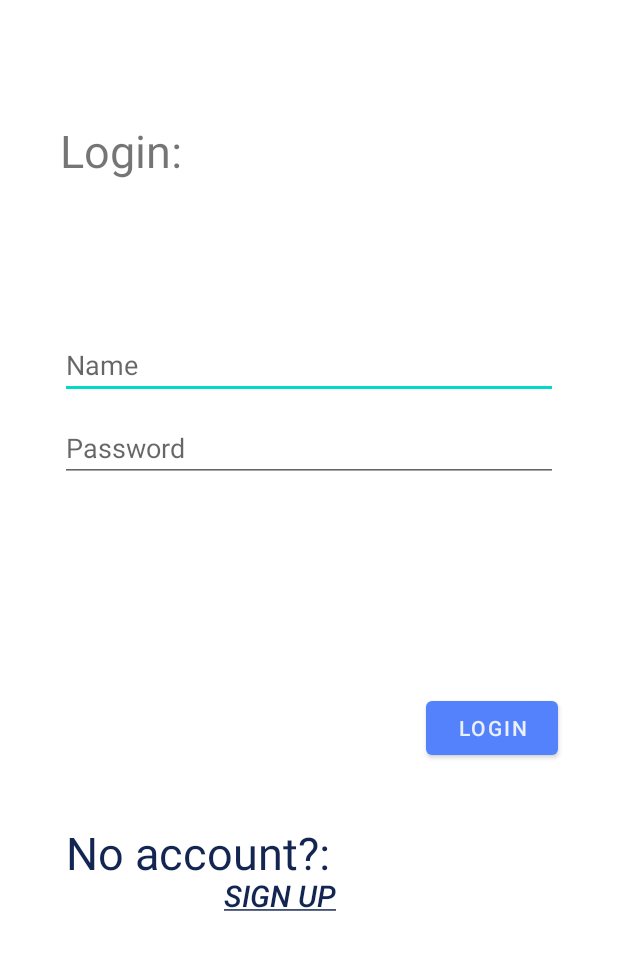
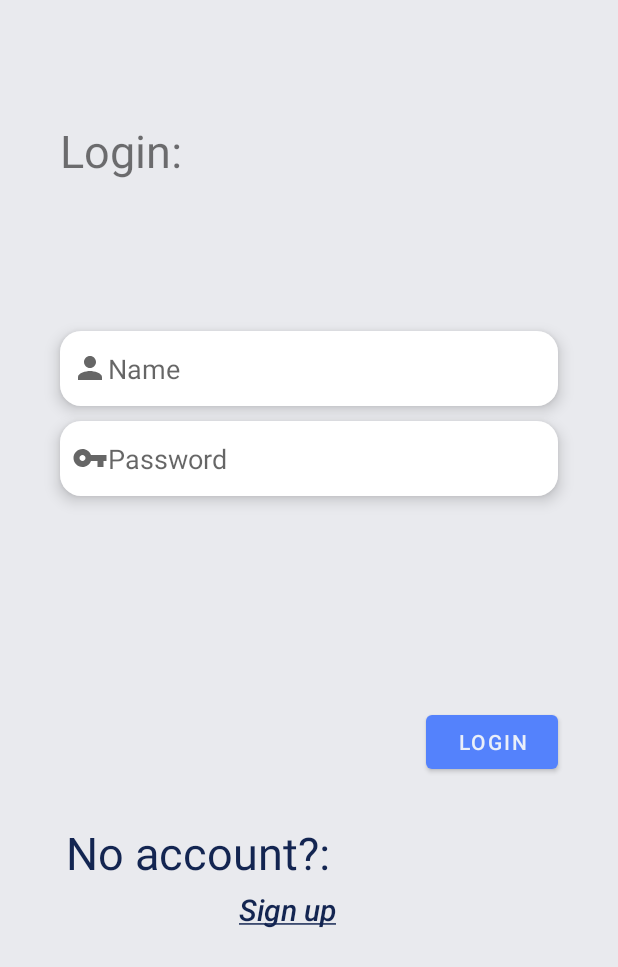
Before and after one commit to rexode/PartyApp, an Android app: the layout login_layout.xml on its own in the app's theme, with its tools: preview values and no code run, on a phone screen of 412 x 824 dp. Shown: the top 967 px of the screen. Run offline under Robolectric (Android 15) with nearby library versions, the phone set to English and light mode, and no system bars.

Commit message:
shadow textedit

```diff
--- a/app/src/main/java/com/example/partyapp/MainActivity.kt
+++ b/app/src/main/java/com/example/partyapp/MainActivity.kt
@@ -6,6 +6,6 @@ import android.os.Bundle
 class MainActivity : AppCompatActivity() {
     override fun onCreate(savedInstanceState: Bundle?) {
         super.onCreate(savedInstanceState)
-        setContentView(R.layout.party_layout)
+        setContentView(R.layout.login_layout)
     }
 }
--- /dev/null
+++ b/app/src/main/res/drawable/edittext_background.xml
@@ -0,0 +1,9 @@
+<?xml version="1.0" encoding="utf-8"?>
+
+<shape android:shape="rectangle" xmlns:android="http://schemas.android.com/apk/res/android">
+
+    <corners android:radius="14dp"/>
+    <solid android:color="@color/white"/>
+    <size android:height="50dp"/>
+
+</shape>
--- /dev/null
+++ b/app/src/main/res/drawable/ic_key.xml
@@ -0,0 +1,10 @@
+<vector xmlns:android="http://schemas.android.com/apk/res/android"
+    android:width="24dp"
+    android:height="24dp"
+    android:viewportWidth="24"
+    android:viewportHeight="24"
+    android:tint="?attr/colorControlNormal">
+  <path
+      android:fillColor="@android:color/white"
+      android:pathData="M12.65,10C11.83,7.67 9.61,6 7,6c-3.31,0 -6,2.69 -6,6s2.69,6 6,6c2.61,0 4.83,-1.67 5.65,-4H17v4h4v-4h2v-4H12.65zM7,14c-1.1,0 -2,-0.9 -2,-2s0.9,-2 2,-2 2,0.9 2,2 -0.9,2 -2,2z"/>
+</vector>
--- /dev/null
+++ b/app/src/main/res/drawable/ic_person.xml
@@ -0,0 +1,10 @@
+<vector xmlns:android="http://schemas.android.com/apk/res/android"
+    android:width="24dp"
+    android:height="24dp"
+    android:viewportWidth="24"
+    android:viewportHeight="24"
+    android:tint="?attr/colorControlNormal">
+  <path
+      android:fillColor="@android:color/white"
+      android:pathData="M12,12c2.21,0 4,-1.79 4,-4s-1.79,-4 -4,-4 -4,1.79 -4,4 1.79,4 4,4zM12,14c-2.67,0 -8,1.34 -8,4v2h16v-2c0,-2.66 -5.33,-4 -8,-4z"/>
+</vector>
--- a/app/src/main/res/layout/login_layout.xml
+++ b/app/src/main/res/layout/login_layout.xml
@@ -12,7 +12,8 @@ if no account -> click on signup
     xmlns:app="http://schemas.android.com/apk/res-auto"
     xmlns:tools="http://schemas.android.com/tools"
     android:layout_width="match_parent"
-    android:layout_height="match_parent">
+    android:layout_height="match_parent"
+    android:background="@color/m_light_grey">
 
 
     <TextView
@@ -27,6 +28,11 @@ if no account -> click on signup
         app:layout_constraintTop_toTopOf="parent"/>
 
     <EditText
+        android:elevation="6dp"
+        android:drawableStart="@drawable/ic_person"
+        android:padding="8dp"
+        android:background="@drawable/edittext_background"
+        android:inputType="text"
         android:id="@+id/textview_name"
         android:layout_width="match_parent"
         android:layout_height="wrap_content"
@@ -35,9 +41,14 @@ if no account -> click on signup
         android:layout_marginTop="100dp"
         android:hint="Name"
         app:layout_constraintStart_toStartOf="parent"
-        app:layout_constraintTop_toBottomOf="@+id/textView_login"/>
+        app:layout_constraintTop_toBottomOf="@+id/textView_login" />
 
     <EditText
+        android:elevation="6dp"
+        android:background="@drawable/edittext_background"
+        android:drawableStart="@drawable/ic_key"
+        android:padding="8dp"
+        android:inputType="textPassword"
         android:id="@+id/textview_password"
         android:layout_width="match_parent"
         android:layout_height="wrap_content"
@@ -66,6 +77,7 @@ if no account -> click on signup
         android:layout_marginTop="252dp"
         android:layout_marginEnd="172dp"
         style="@style/Widget.AppCompat.Button.Borderless"
+        android:textAllCaps="false"
         android:text="@string/sign_up"
         android:textColor="@color/blueSecond"
         android:textSize="20dp"
--- a/app/src/main/res/layout/signup_layout.xml
+++ b/app/src/main/res/layout/signup_layout.xml
@@ -26,6 +26,7 @@ clicking on signup button forwards you to the all_partys_layout.xml
         app:layout_constraintTop_toTopOf="parent"/>
 
     <EditText
+        android:inputType="text"
         android:id="@+id/textview_name"
         android:layout_width="match_parent"
         android:layout_height="wrap_content"
@@ -37,6 +38,7 @@ clicking on signup button forwards you to the all_partys_layout.xml
         app:layout_constraintTop_toBottomOf="@+id/textView_signup" />
 
     <EditText
+        android:inputType="textEmailAddress"
         android:id="@+id/textview_email"
         android:layout_width="match_parent"
         android:layout_height="wrap_content"
@@ -48,6 +50,7 @@ clicking on signup button forwards you to the all_partys_layout.xml
         app:layout_constraintTop_toBottomOf="@+id/textview_password" />
 
     <EditText
+        android:inputType="textPassword"
         android:id="@+id/textview_password"
         android:layout_width="match_parent"
         android:layout_height="wrap_content"
```
Also changed, not shown: app/src/main/res/drawable/ic_email.xml (added, +10 -0 lines), app/src/main/res/values/colors.xml (+19 -0 lines).
